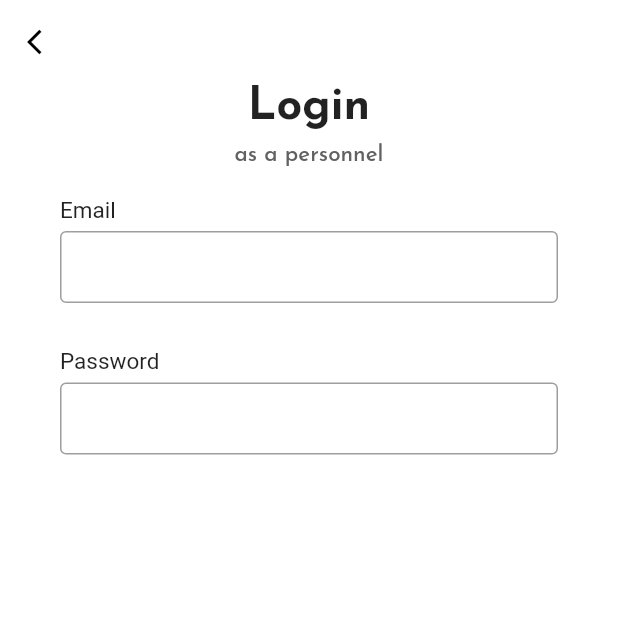
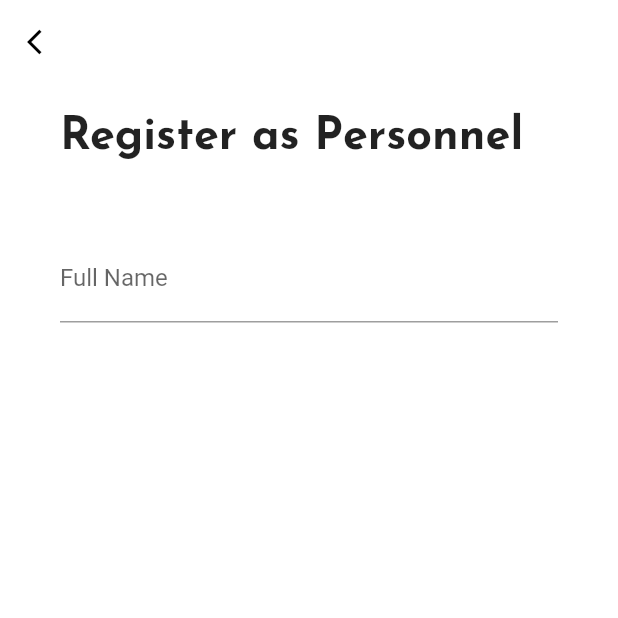
Before and after one commit to riksuwin/SDE_App, a Flutter app: the SignupPersonnelOrResident screen opened directly, after a tap on "Personnel", on a phone screen of 412 x 824 dp, the top half of it. Run offline on Flutter 3.47's test engine with Material 2 defaults, Android fonts, the phone set to English and light mode, and no system bars; our stand-ins replace firebase_core; accounts and stored records are empty.

Commit message:
signup page (very backlogged)

```diff
--- a/lib/loginPage/login_choice.dart
+++ b/lib/loginPage/login_choice.dart
@@ -1,3 +1,5 @@
+import 'package:final_app/widgets/buttons/login/resident_login.dart';
+import 'package:final_app/widgets/buttons/signup/personnel_signup.dart';
 import 'package:final_app/widgets/widgets.dart';
 import 'package:flutter/material.dart';
 
--- a/lib/main.dart
+++ b/lib/main.dart
@@ -1,5 +1,5 @@
 import 'package:final_app/firebase_options.dart';
-import 'package:final_app/loginSignupPage/scratch.dart';
+import 'package:final_app/homepage/scratch.dart';
 import 'package:flutter/material.dart';
 import 'package:firebase_core/firebase_core.dart';
 
--- a/lib/signupPage/signup_choice.dart
+++ b/lib/signupPage/signup_choice.dart
@@ -1,3 +1,6 @@
+import 'package:final_app/widgets/buttons/login/resident_login.dart';
+import 'package:final_app/widgets/buttons/signup/personnel_signup.dart';
+import 'package:final_app/widgets/buttons/signup/resident_signup.dart';
 import 'package:final_app/widgets/widgets.dart';
 import 'package:flutter/material.dart';
 
@@ -36,9 +39,9 @@ class SignupPersonnelOrResident extends StatelessWidget {
                       fontFamily: 'Josefin_SemiBold'
                   ),),
                   SizedBox(height: 15,),
-                  PersonnelLogin(),
+                  PersonnelSignup(),
                   SizedBox(height: 20,),
-                  ResidentLogin(),
+                  ResidentSignup(),
                 ],
               ),
             ),
--- a/lib/signupPage/signup_page_personnel.dart
+++ b/lib/signupPage/signup_page_personnel.dart
@@ -1,8 +1,60 @@
 import 'package:flutter/material.dart';
 
-class SignupPageResident extends StatelessWidget {
+class SignupPagePersonnel extends StatelessWidget {
+  final formKey = GlobalKey<FormState>();
+  String name="";
+
   @override
   Widget build(BuildContext context){
-    return Scaffold();
+    final double height = MediaQuery.of(context).size.height;
+    final GlobalKey<ScaffoldState> _scaffoldKey = GlobalKey<ScaffoldState>();
+    return Scaffold(
+      resizeToAvoidBottomInset: false,
+      key: _scaffoldKey,
+      appBar: AppBar(
+        backgroundColor: Colors.transparent,
+        elevation: 0,
+        leading: IconButton(
+          onPressed: (){
+            Navigator.pop(context);
+          },
+          icon: Icon(Icons.arrow_back_ios, size: 20, color: Colors.black,),
+        ),
+      ),
+      backgroundColor: Colors.white,
+      body: SafeArea(
+        child: Container(
+          padding: EdgeInsets.only(left: 40, right: 40),
+          child: Form(
+            key: formKey,
+            child: Column(
+              crossAxisAlignment: CrossAxisAlignment.start,
+              children: [
+                SizedBox(height: 20,),
+                Text("Register as Personnel",
+                style: TextStyle(
+                  fontSize: 30,
+                  fontWeight: FontWeight.bold,
+                  fontFamily: 'Josefin_Bold'
+                ),),
+                SizedBox(height: 50,),
+                TextFormField(
+                  decoration: InputDecoration(
+                    labelText: "Full Name",
+                  ),
+                  validator: (value){
+                    if(value!.isEmpty || !RegExp(r'^[a-z A-Z]+$').hasMatch(value!)){
+                      return "Please enter a valid name";
+                    } else {
+                      return null;
+                    }
+                  }
+                )
+              ],
+            ),
+          ),
+        ),
+      ),
+    );
   }
 }
--- /dev/null
+++ b/lib/widgets/buttons/signup/personnel_signup.dart
@@ -0,0 +1,44 @@
+import 'package:final_app/loginPage/login_page_personnel.dart';
+import 'package:final_app/signupPage/signup_page_personnel.dart';
+import 'package:flutter/material.dart';
+
+class PersonnelSignup extends StatelessWidget {
+  const PersonnelSignup({
+    super.key,
+  });
+
+  @override
+  Widget build(BuildContext context) {
+    return Container(
+      margin: EdgeInsets.symmetric(horizontal: 60),
+      child: Column(
+        children: <Widget>[
+          MaterialButton(
+            minWidth: double.infinity,
+            height: 60,
+            onPressed: (){
+              Navigator.push(context, MaterialPageRoute(builder: (context) => SignupPagePersonnel()));
+            },
+            color: Colors.green.shade400,
+            shape: RoundedRectangleBorder(
+              side: const BorderSide(
+                color: Colors.black),
+                borderRadius: BorderRadius.circular(50),
+            ),
+
+            child: const Center(
+              child: Text(
+                "Personnel",
+                style: TextStyle(
+                  color: Colors.black,
+                  fontSize: 18,
+                  fontFamily: 'Josefin_SemiBold'
+                ),
+              ),
+            ),
+          ),
+        ],
+      ),
+    );
+  }
+}
--- /dev/null
+++ b/lib/widgets/buttons/signup/resident_signup.dart
@@ -0,0 +1,45 @@
+import 'package:final_app/loginPage/login_page_personnel.dart';
+import 'package:final_app/signupPage/signup_page_personnel.dart';
+import 'package:final_app/signupPage/signup_page_resident.dart';
+import 'package:flutter/material.dart';
+
+class ResidentSignup extends StatelessWidget {
+  const ResidentSignup({
+    super.key,
+  });
+
+  @override
+  Widget build(BuildContext context) {
+    return Container(
+      margin: EdgeInsets.symmetric(horizontal: 60),
+      child: Column(
+        children: <Widget>[
+          MaterialButton(
+            minWidth: double.infinity,
+            height: 60,
+            onPressed: (){
+              Navigator.push(context, MaterialPageRoute(builder: (context) => SignupPageResident()));
+            },
+            color: Colors.red.shade400,
+            shape: RoundedRectangleBorder(
+              side: const BorderSide(
+                color: Colors.black),
+                borderRadius: BorderRadius.circular(50),
+            ),
+
+            child: const Center(
+              child: Text(
+                "Resident",
+                style: TextStyle(
+                  color: Colors.black,
+                  fontSize: 18,
+                  fontFamily: 'Josefin_SemiBold'
+                ),
+              ),
+            ),
+          ),
+        ],
+      ),
+    );
+  }
+}
--- a/lib/widgets/widgets.dart
+++ b/lib/widgets/widgets.dart
@@ -1,6 +1,6 @@
 export 'background_image.dart';
 export 'logo.dart';
-export 'buttons/button_signup.dart';
-export 'buttons/button_login.dart';
-export 'buttons/personnel_login.dart';
-export 'buttons/resident_login.dart';
+export 'buttons/signup/button_signup.dart';
+export 'buttons/login/button_login.dart';
+export 'buttons/login/personnel_login.dart';
+export 'buttons/login/resident_login.dart';
```
Also changed, not shown: lib/homepage/scratch.dart (renamed from lib/loginSignupPage/scratch.dart), lib/widgets/buttons/login/button_login.dart (renamed from lib/widgets/buttons/button_login.dart), lib/widgets/buttons/login/personnel_login.dart (renamed from lib/widgets/buttons/personnel_login.dart), lib/widgets/buttons/login/resident_login.dart (renamed from lib/widgets/buttons/resident_login.dart), lib/widgets/buttons/signup/button_signup.dart (renamed from lib/widgets/buttons/button_signup.dart).
